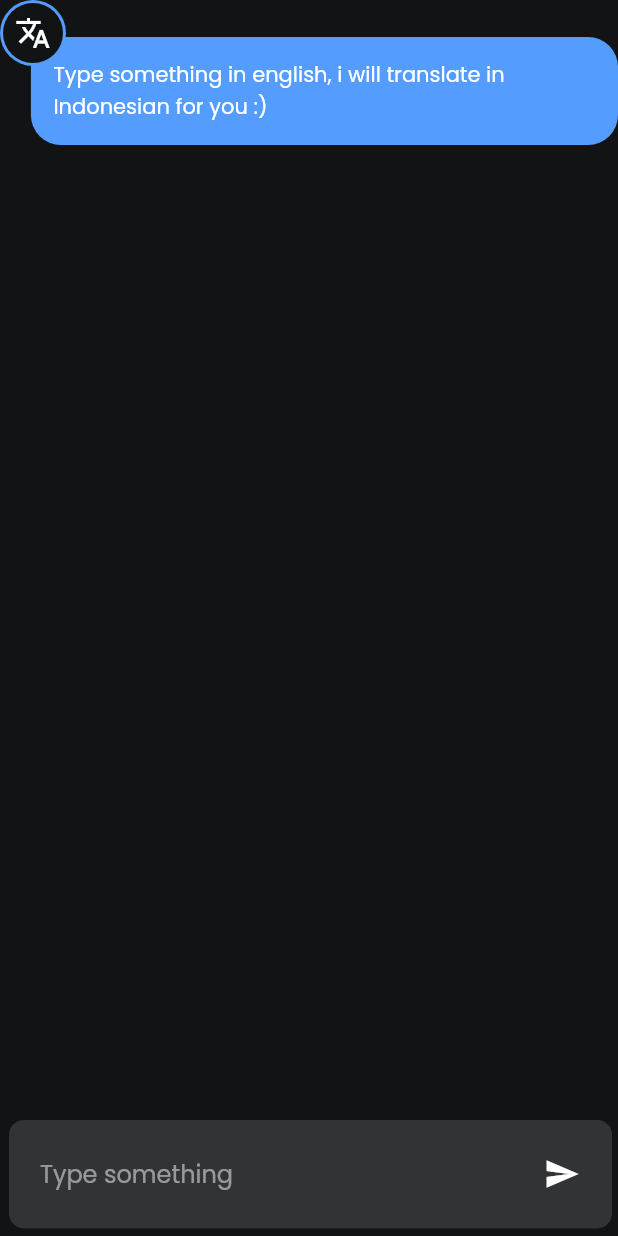
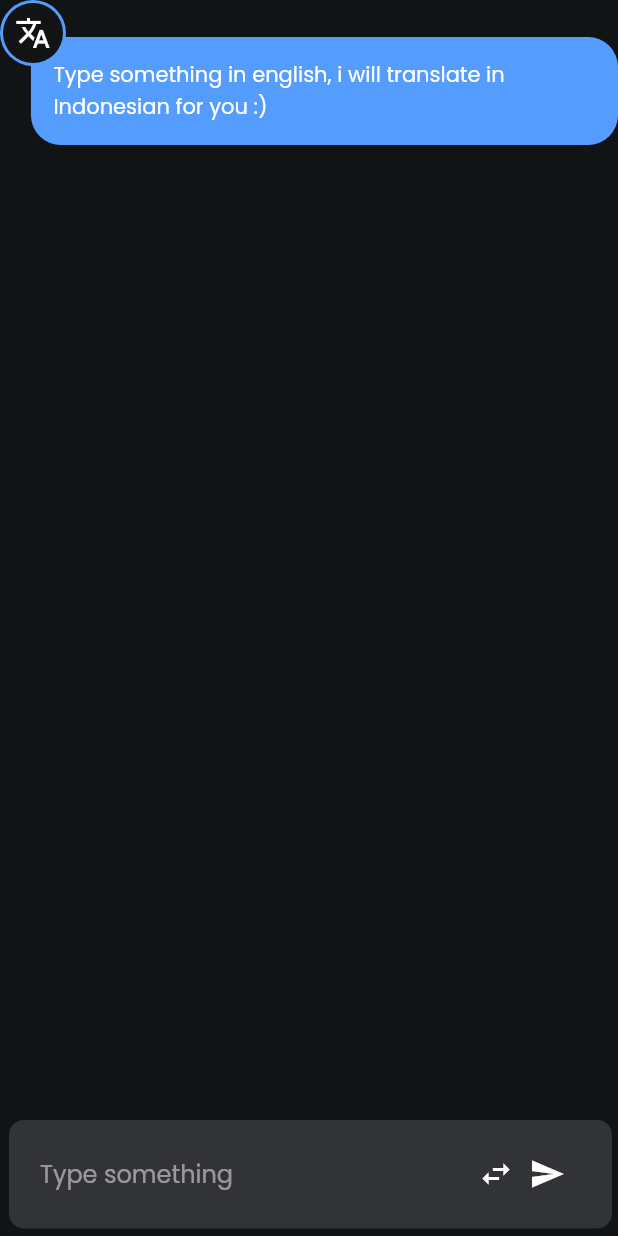
Before and after one commit to wahyudotdev/translator, a Flutter app: the screen it shows after launch, on a phone screen of 412 x 824 dp. Run offline on Flutter 3.47's test engine with Material 2 defaults, Android fonts, the phone set to English and light mode, and no system bars; our stand-ins replace dartz, get, progress_indicators.

Commit message:
feat: added switch translation mode en<=>id

```diff
--- a/lib/feature/home/domain/entities/translate.dart
+++ b/lib/feature/home/domain/entities/translate.dart
@@ -36,3 +36,17 @@ final initMessage = Translate(
     sourceLang: '',
     targetLang: '',
     messageType: MessageType.translation);
+
+final switchEnToId = Translate(
+    source: '',
+    translation: 'English => Indonesian',
+    sourceLang: '',
+    targetLang: '',
+    messageType: MessageType.translation);
+
+final switchIdToEn = Translate(
+    source: '',
+    translation: 'Indonesian => English',
+    sourceLang: '',
+    targetLang: '',
+    messageType: MessageType.translation);
--- /dev/null
+++ b/lib/feature/home/domain/entities/translation_mode.dart
@@ -0,0 +1 @@
+enum TranslationMode { enToId, idToEn }
--- a/lib/feature/home/domain/repositories/translation_repository.dart
+++ b/lib/feature/home/domain/repositories/translation_repository.dart
@@ -3,5 +3,8 @@ import 'package:translator/core/error/failure.dart';
 import 'package:translator/feature/home/domain/entities/translate.dart';
 
 abstract class TranslationRepository {
-  Future<Either<Failure, Translate>> translate(String text);
+  Future<Either<Failure, Translate>> translate(
+      {required String sourceText,
+      required String sourceLang,
+      required String targetLang});
 }
--- a/lib/feature/home/domain/usecases/get_translation.dart
+++ b/lib/feature/home/domain/usecases/get_translation.dart
@@ -11,12 +11,21 @@ class GetTranslation implements UseCase<Translate, Params> {
 
   @override
   Future<Either<Failure, Translate>> call(Params params) async {
-    return await _repository.translate(params.sourceText);
+    return await _repository.translate(
+      sourceText: params.sourceText,
+      sourceLang: params.souceLang,
+      targetLang: params.targetLang,
+    );
   }
 }
 
 class Params {
   final String sourceText;
-
-  Params({required this.sourceText});
+  final String souceLang;
+  final String targetLang;
+  Params({
+    required this.sourceText,
+    required this.targetLang,
+    required this.souceLang,
+  });
 }
--- a/lib/feature/home/presentation/pages/chat_page.dart
+++ b/lib/feature/home/presentation/pages/chat_page.dart
@@ -28,7 +28,7 @@ class ChatPage extends GetView<ChatController> {
         child: Row(
           children: [
             Expanded(
-              flex: 5,
+              flex: 7,
               child: Container(
                 margin: EdgeInsets.only(left: Get.width * 0.05),
                 child: TextField(
@@ -45,17 +45,35 @@ class ChatPage extends GetView<ChatController> {
               ),
             ),
             Expanded(
-              flex: 1,
+              flex: 2,
               child: Obx(
-                () => InkWell(
+                () => Wrap(
+                  spacing: 10,
+                  direction: Axis.horizontal,
+                  children: [
+                    InkWell(
+                      onTap: () => controller.isLoading.value
+                          ? null
+                          : controller.switchTranslation(),
+                      child: Icon(
+                        Icons.swap_horiz,
+                        color: controller.isLoading.value
+                            ? Colors.grey
+                            : Colors.white,
+                      ),
+                    ),
+                    InkWell(
                       onTap: () => controller.isLoading.value
                           ? null
                           : controller.translate(),
                       child: Icon(
                         Icons.send,
-                    color:
-                        controller.isLoading.value ? Colors.grey : Colors.white,
+                        color: controller.isLoading.value
+                            ? Colors.grey
+                            : Colors.white,
                       ),
+                    ),
+                  ],
                 ),
               ),
             )
```
Also changed, not shown: lib/feature/home/data/datasources/remote_datasources.dart (+11 -5 lines), lib/feature/home/data/repositories/translation_repository_impl.dart (+9 -2 lines), lib/feature/home/presentation/controller/chat_controller.dart (+21 -1 lines). Lines whose indentation alone changed are shown as unchanged.
